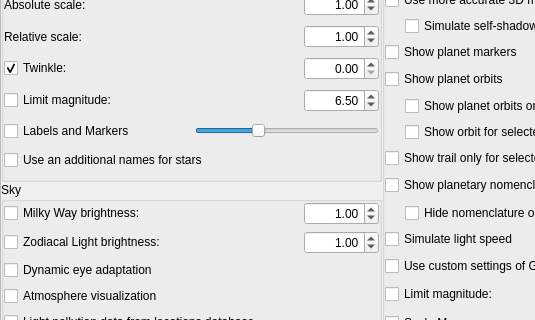
Before: the Qt Designer form src/gui/viewDialog.ui in 519984307/stellarium_src, drawn with Qt 5; both pictures show x 0 to 535 and y 130 to 450 of the 764 by 686 pixel window.
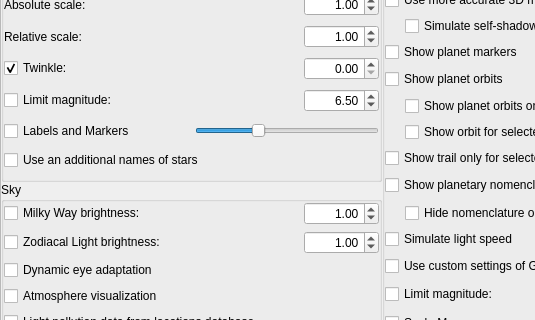
After: the same form once the commit is applied. Icons and pictures are not drawn. Custom widgets are drawn as their Qt base class.

The edit to the form file:
```diff
--- a/src/gui/viewDialog.ui
+++ b/src/gui/viewDialog.ui
@@ -951,7 +951,7 @@
              <item row="5" column="0">
               <widget class="QCheckBox" name="checkBoxAdditionalNamesStars">
                <property name="text">
-                <string>Use an additional names for stars</string>
+                <string>Use an additional names of stars</string>
                </property>
               </widget>
              </item>
```
Left out of the diff: 4 changed lines with no effect on the pictures.
